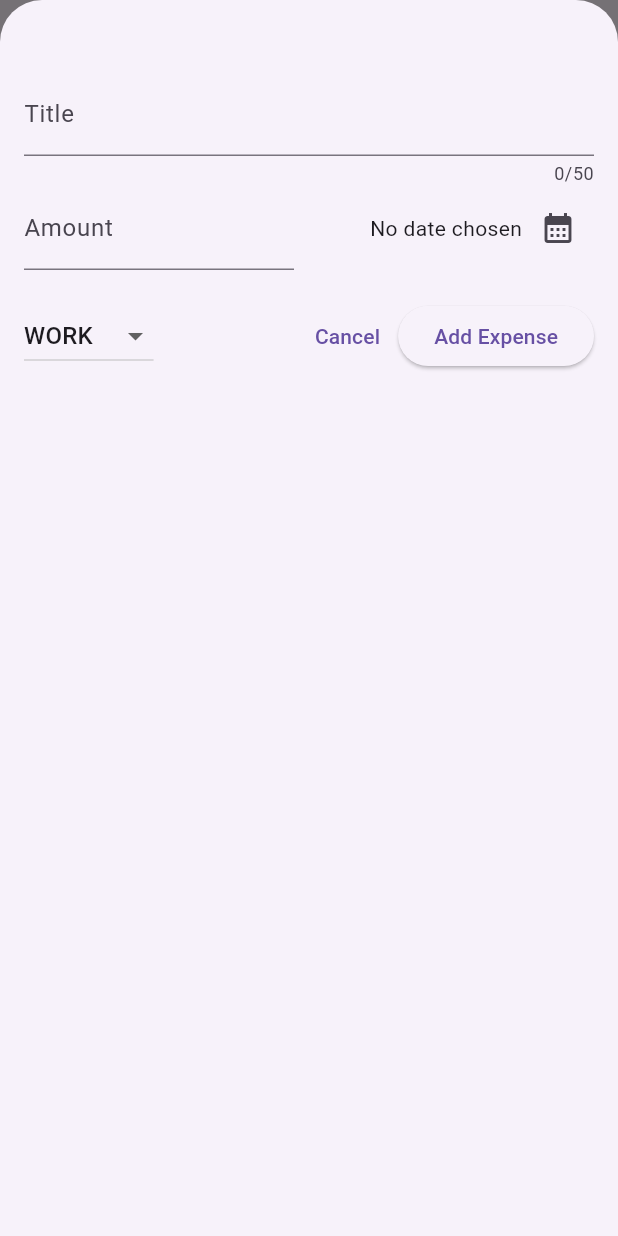
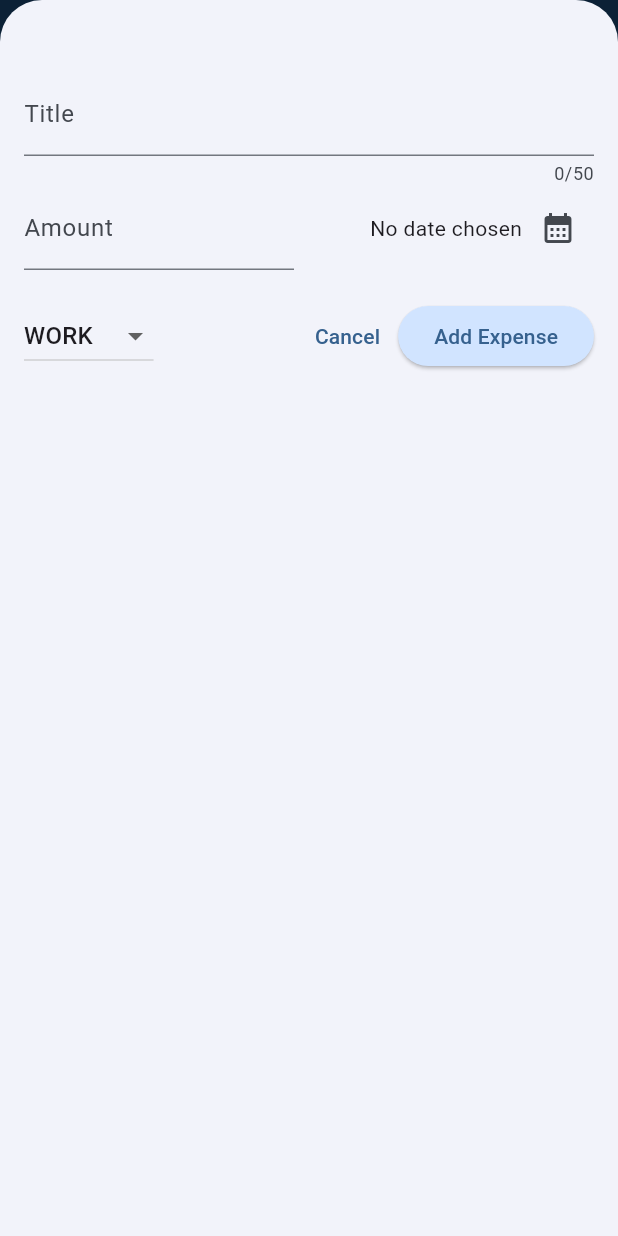
Before and after one commit to SheeloveDol/expense-tracker, a Flutter app: the screen it shows after launch, after a tap on the "add" icon, on a phone screen of 412 x 824 dp. Run offline on Flutter 3.47's test engine with Material 3 defaults, Android fonts, the phone set to English and light mode, and no system bars.

Commit message:
Added custom theme to the entire app via ThemeData()

```diff
--- a/lib/main.dart
+++ b/lib/main.dart
@@ -1,10 +1,42 @@
 import 'package:expense_tracker/widgets/expenses.dart';
+import 'package:flutter/cupertino.dart';
 import 'package:flutter/material.dart';
+
+// Creating a main color theme for the app
+var kColorTheme = ColorScheme.fromSeed(
+  seedColor: Color.fromARGB(255, 47, 151, 241),
+);
 
 void main() {
   runApp(
-    const MaterialApp(
-      home: Expenses(),
+    MaterialApp(
+      theme: ThemeData().copyWith(
+        colorScheme: kColorTheme,
+        appBarTheme: const AppBarTheme().copyWith(
+          backgroundColor: kColorTheme.onPrimaryContainer,
+          foregroundColor: kColorTheme.primaryContainer,
+        ),
+        cardTheme: const CardTheme().copyWith(
+          color: kColorTheme.secondaryContainer,
+          margin: const EdgeInsets.symmetric(
+            horizontal: 16,
+            vertical: 8,
+          ),
+        ),
+        elevatedButtonTheme: ElevatedButtonThemeData(
+          style: ElevatedButton.styleFrom(
+            backgroundColor: kColorTheme.primaryContainer,
+          ),
+        ),
+        textTheme: ThemeData().textTheme.copyWith(
+              titleLarge: TextStyle(
+                fontWeight: FontWeight.bold,
+                color: kColorTheme.onSecondaryContainer,
+                fontSize: 16,
+              ),
+            ),
+      ),
+      home: const Expenses(),
     ),
   );
 }
--- a/lib/widgets/expense_item.dart
+++ b/lib/widgets/expense_item.dart
@@ -15,8 +15,12 @@ class ExpenseItem extends StatelessWidget {
           horizontal: 16,
         ),
         child: Column(
+          crossAxisAlignment: CrossAxisAlignment.start,
           children: [
-            Text(expense.title),
+            Text(
+              expense.title,
+              style: Theme.of(context).textTheme.titleLarge,
+            ),
             const SizedBox(height: 4),
             Row(
               children: [
--- a/lib/widgets/expenses_list/expenses_list.dart
+++ b/lib/widgets/expenses_list/expenses_list.dart
@@ -3,7 +3,8 @@ import 'package:expense_tracker/widgets/expense_item.dart';
 import 'package:flutter/material.dart';
 
 class ExpensesList extends StatelessWidget {
-  const ExpensesList({super.key, required this.expenses, required this.onRemoveExpense});
+  const ExpensesList(
+      {super.key, required this.expenses, required this.onRemoveExpense});
 
   final List<Expense> expenses; // <Expense> is from our model in expense.dart
   final void Function(Expense expenseToBeRemoved) onRemoveExpense;
@@ -16,6 +17,7 @@ class ExpensesList extends StatelessWidget {
         onDismissed: (direction) => onRemoveExpense(expenses[index]),
         background: Container(
           color: Theme.of(context).colorScheme.error,
+          margin: Theme.of(context).cardTheme.margin,
           alignment: Alignment.centerRight,
           padding: const EdgeInsets.only(right: 20),
           child: const Icon(
```
